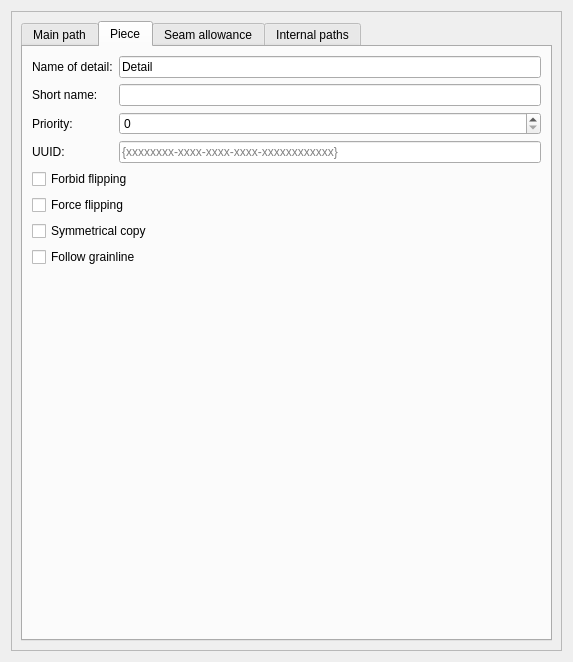
Before: the Qt Designer form src/libs/vtools/dialogs/tools/piece/tabs/tabpaths.ui in equinox-patterns/Ostara, drawn with Qt 5.
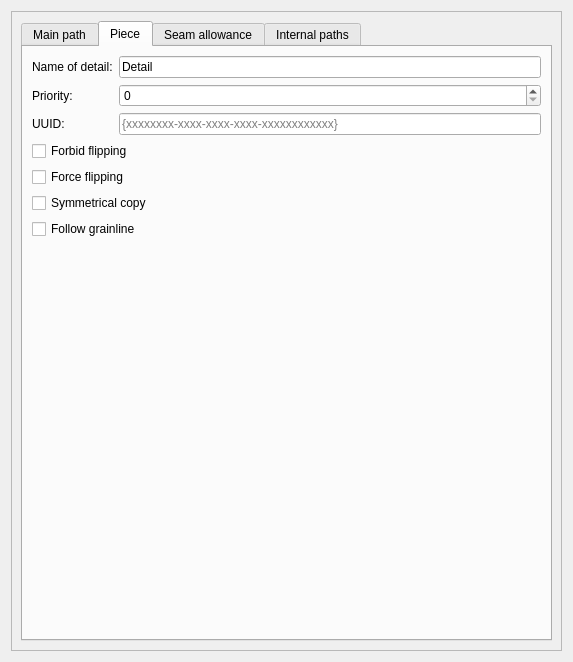
After: the same form once the commit is applied. The open tabs and pages were chosen to show the change. Icons and pictures are not drawn. Custom widgets are drawn as their Qt base class.

Commit message: Short name: drop the dead field and strip it from the .val on load

```diff
--- a/src/libs/vtools/dialogs/tools/piece/tabs/tabpaths.ui
+++ b/src/libs/vtools/dialogs/tools/piece/tabs/tabpaths.ui
@@ -397,7 +397,7 @@
           <layout class="QVBoxLayout" name="verticalLayout_9">
            <item>
             <layout class="QGridLayout" name="gridLayout">
-             <item row="3" column="1">
+             <item row="2" column="1">
               <widget class="QLineEdit" name="lineEditUUID">
                <property name="toolTip">
                 <string>Universally Unique IDentifier of piece. Used to identifier piece while updating manual layout. Left empty to generate new value.</string>
@@ -417,7 +417,7 @@
                </property>
               </widget>
              </item>
-             <item row="2" column="0">
+             <item row="1" column="0">
               <widget class="QLabel" name="label">
                <property name="text">
                 <string>Priority:</string>
@@ -431,37 +431,20 @@
                </property>
               </widget>
              </item>
-             <item row="3" column="0">
+             <item row="2" column="0">
               <widget class="QLabel" name="labelEditUUID">
                <property name="text">
                 <string notr="true">UUID:</string>
                </property>
               </widget>
              </item>
-             <item row="2" column="1">
+             <item row="1" column="1">
               <widget class="QSpinBox" name="spinBoxPriority">
                <property name="toolTip">
                 <string>Controls priority in layout. 0 - no priority.</string>
                </property>
               </widget>
              </item>
-             <item row="1" column="0">
-              <widget class="QLabel" name="label_7">
-               <property name="text">
-                <string>Short name:</string>
-               </property>
-              </widget>
-             </item>
-             <item row="1" column="1">
-              <widget class="QLineEdit" name="lineEditShortName">
-               <property name="toolTip">
-                <string>Name used to generate a variable</string>
-               </property>
-               <property name="maxLength">
-                <number>25</number>
-               </property>
-              </widget>
-             </item>
             </layout>
            </item>
            <item>
```
The commit also changes 12 other files.
